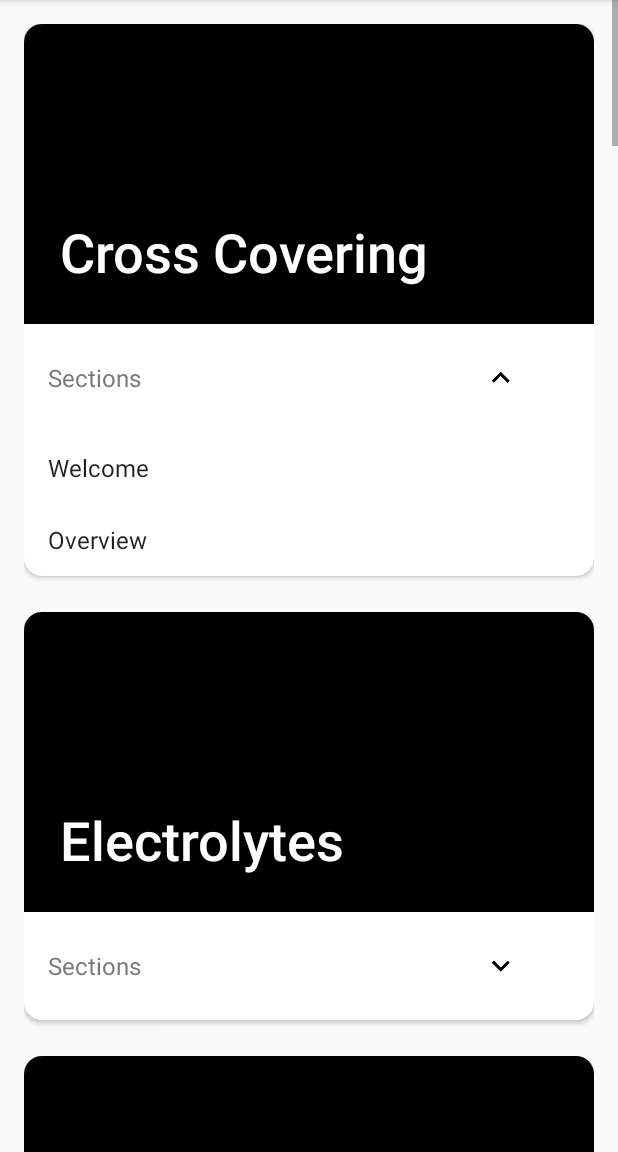
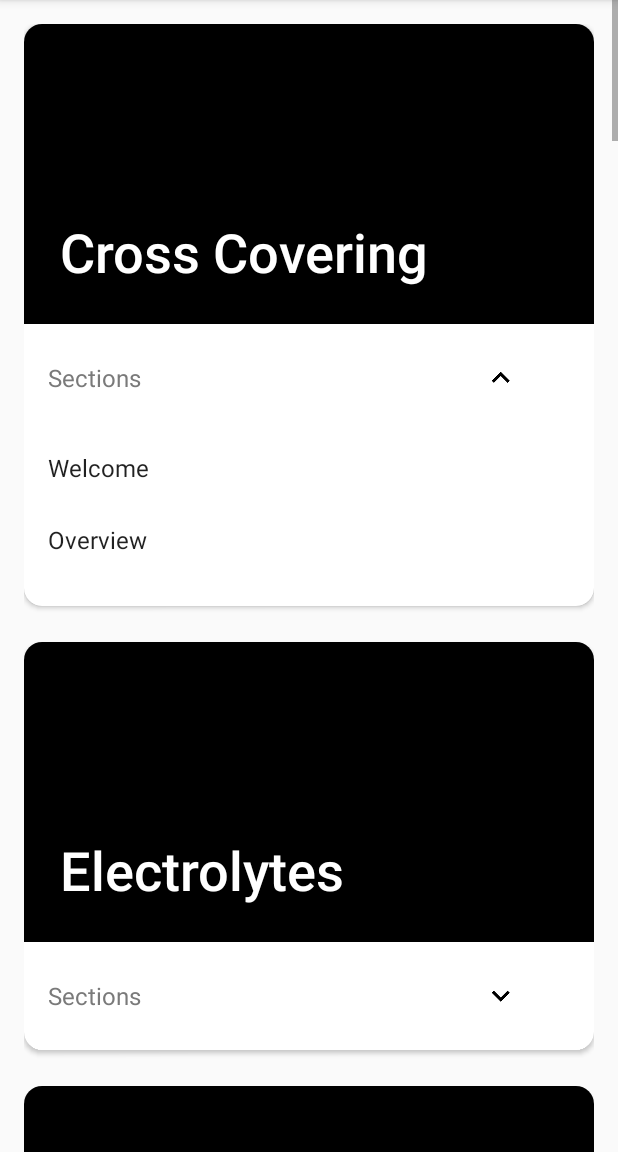
Before and after one commit to AmyCui/Intern-Nightfloat-Survival-Guide, an Android app: the screen it shows after launch (MainActivity), after a tap on an icon or button, on a phone screen of 412 x 824 dp, the part 84-1236 px from its top. Run offline under Robolectric (Android 15) with nearby library versions, the phone set to English and light mode, and no system bars; our stand-ins replace ButterKnife.

Commit message:
Minor UI changes to card view.

```diff
--- a/InternNFGuide/app/src/main/java/org/ovmedicine/internnfguide/ChapterCardView.java
+++ b/InternNFGuide/app/src/main/java/org/ovmedicine/internnfguide/ChapterCardView.java
@@ -7,6 +7,7 @@ import android.view.View;
 import android.view.ViewGroup;
 import android.widget.AdapterView;
 import android.widget.ArrayAdapter;
+import android.widget.Button;
 import android.widget.FrameLayout;
 import android.widget.GridView;
 import android.widget.ImageView;
@@ -38,7 +39,7 @@ public class ChapterCardView {
 
         setExpandableLayoutVisiblity();
 
-        //set up expand more/less toggle button for subsessions listview
+        //set up expand more/less toggle button for subsections listview
         mExpandToggleBtn.setOnClickListener(new View.OnClickListener() {
             @Override
             public void onClick(View v) {
--- a/InternNFGuide/app/src/main/res/layout/grid_item_cardview.xml
+++ b/InternNFGuide/app/src/main/res/layout/grid_item_cardview.xml
@@ -12,12 +12,13 @@
     <LinearLayout
         android:layout_width="match_parent"
         android:layout_height="wrap_content"
-        android:orientation="vertical"
-        >
+        android:orientation="vertical">
+
         <!-- Card Image and Chapter Title-->
         <RelativeLayout
             android:layout_width="match_parent"
             android:layout_height="wrap_content">
+
             <ImageView
                 android:id="@+id/card_image"
                 android:layout_width="match_parent"
@@ -25,6 +26,7 @@
                 android:scaleType="centerCrop"
                 android:maxHeight="@dimen/maxImageHeight"
                 android:adjustViewBounds="true" />
+
             <TextView
                 android:id="@+id/chapter_title"
                 android:layout_width="match_parent"
@@ -34,13 +36,16 @@
                 android:layout_centerHorizontal="false"
                 android:layout_margin="@dimen/view_margin_general"
                 tools:text="Chapter Title Text"/>
+
         </RelativeLayout>
+
         <!-- Expand button bar-->
         <LinearLayout
 
             android:layout_width="match_parent"
             android:layout_height="wrap_content"
             android:orientation="horizontal">
+
             <TextView
                 android:layout_width="0dp"
                 android:layout_weight="5"
@@ -48,8 +53,8 @@
                 android:layout_gravity="center_vertical"
                 style="@style/CardSubtitleTextStyle"
                 android:layout_margin="@dimen/subtitle_margin_general"
-                android:text="@string/card_subtitle"
-                />
+                android:text="@string/card_subtitle"/>
+
             <ToggleButton
                 android:id="@+id/card_expand_button"
                 android:layout_width="0dp"
@@ -59,21 +64,23 @@
                 android:layout_margin="@dimen/view_margin_general"
                 style="@style/toggleButton"
                 android:background="@drawable/expand_toggle_bkg"/>
+
         </LinearLayout>
-        <!-- Expandable Session with Subsession Titles -->
+
+        <!-- Expandable Section with Subsection Titles -->
         <FrameLayout
             android:id="@+id/card_expandable_layout"
             android:layout_width="match_parent"
             android:layout_height="wrap_content">
+
             <GridView
                 android:id="@+id/card_subsessions_listview"
                 android:layout_width="match_parent"
                 android:layout_height="wrap_content"
                 android:stretchMode="columnWidth"
+                android:layout_marginBottom="@dimen/cardview_sections_bottom_margin"
                 android:numColumns="@integer/subsession_list_column_count"
-                tools:listitem="@android:layout/simple_list_item_1">
-
-            </GridView>
+                tools:listitem="@android:layout/simple_list_item_1" />
 
         </FrameLayout>
 
--- a/InternNFGuide/app/src/main/res/values/dimens.xml
+++ b/InternNFGuide/app/src/main/res/values/dimens.xml
@@ -5,6 +5,7 @@
     <dimen name="subtitle_margin_general">16dp</dimen>
     <dimen name="toolbar_buttons_size">24dp</dimen>
     <dimen name="cardview_corner_radius">12sp</dimen>
+    <dimen name="cardview_sections_bottom_margin">20dp</dimen>
 
     <dimen name="detail_margin">0dp</dimen>
 
```
